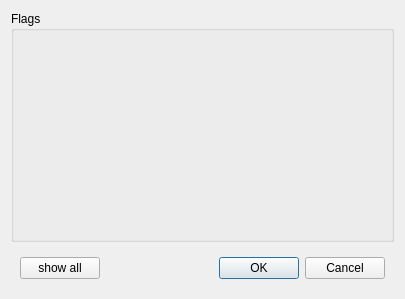
Above: askFlagsDialog.ui from Swyter/openbrf-redux before the change. Below: the same form after it.
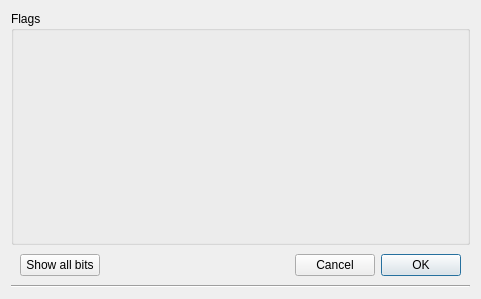
That is the form after the change.

What changed in the file:
```diff
--- a/askFlagsDialog.ui
+++ b/askFlagsDialog.ui
@@ -6,7 +6,7 @@
    <rect>
     <x>0</x>
     <y>0</y>
-    <width>405</width>
+    <width>481</width>
     <height>299</height>
    </rect>
   </property>
@@ -14,12 +14,15 @@
    <string>OpenBRF</string>
   </property>
   <layout class="QVBoxLayout" name="verticalLayout">
+   <property name="spacing">
+    <number>0</number>
+   </property>
    <item>
     <widget class="QGroupBox" name="groupBox">
      <property name="title">
       <string>Flags</string>
      </property>
-     <layout class="QHBoxLayout" name="horizontalLayout">
+     <layout class="QHBoxLayout" name="horizontalLayout" stretch="0,1,1,1,1,0">
       <item>
        <spacer name="horizontalSpacer">
         <property name="orientation">
@@ -64,21 +67,23 @@
    <item>
     <widget class="QWidget" name="widget_5" native="true">
      <property name="sizePolicy">
-      <sizepolicy hsizetype="Preferred" vsizetype="Maximum">
+      <sizepolicy hsizetype="MinimumExpanding" vsizetype="Maximum">
        <horstretch>0</horstretch>
        <verstretch>0</verstretch>
       </sizepolicy>
      </property>
+     <property name="layoutDirection">
+      <enum>Qt::RightToLeft</enum>
+     </property>
      <layout class="QHBoxLayout" name="horizontalLayout_2">
-      <item>
-       <widget class="QPushButton" name="pushButton">
-        <property name="text">
-         <string>show all</string>
-        </property>
-       </widget>
-      </item>
       <item>
        <widget class="QDialogButtonBox" name="buttonBox">
+        <property name="sizePolicy">
+         <sizepolicy hsizetype="Maximum" vsizetype="Fixed">
+          <horstretch>0</horstretch>
+          <verstretch>0</verstretch>
+         </sizepolicy>
+        </property>
         <property name="orientation">
          <enum>Qt::Horizontal</enum>
         </property>
@@ -87,9 +92,39 @@
         </property>
        </widget>
       </item>
+      <item>
+       <spacer name="horizontalSpacer_3">
+        <property name="orientation">
+         <enum>Qt::Horizontal</enum>
+        </property>
+        <property name="sizeHint" stdset="0">
+         <size>
+          <width>40</width>
+          <height>20</height>
+         </size>
+        </property>
+       </spacer>
+      </item>
+      <item>
+       <widget class="QPushButton" name="showAll">
+        <property name="text">
+         <string>Show all bits</string>
+        </property>
+        <property name="checkable">
+         <bool>true</bool>
+        </property>
+       </widget>
+      </item>
      </layout>
     </widget>
    </item>
+   <item>
+    <widget class="Line" name="line">
+     <property name="orientation">
+      <enum>Qt::Horizontal</enum>
+     </property>
+    </widget>
+   </item>
   </layout>
  </widget>
  <resources/>
```
Left out of the diff: 3 changed lines with no effect on the pictures.
